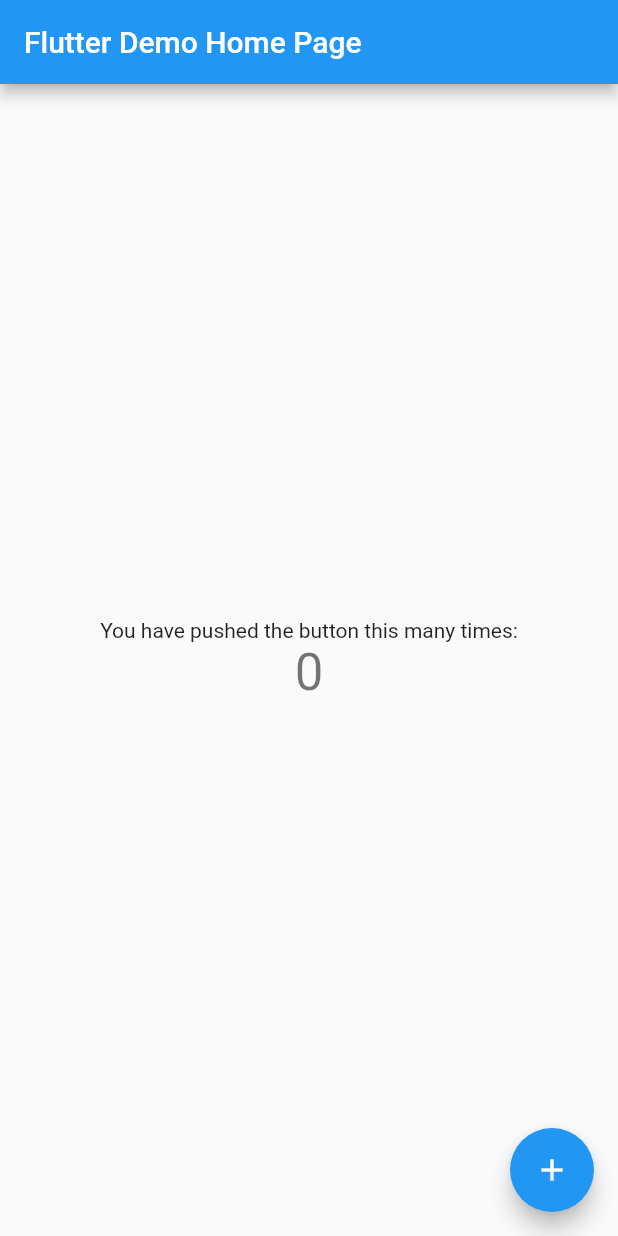
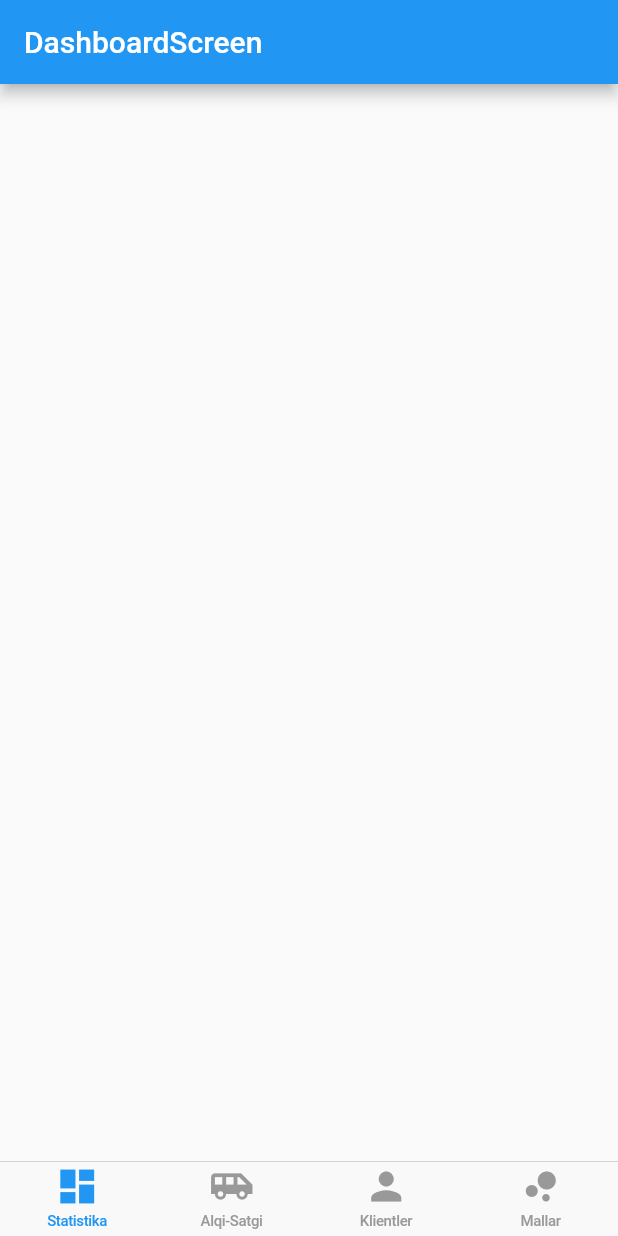
Before and after one commit to SinanBaymammadli/accountant, a Flutter app: the screen it shows after launch, on a phone screen of 412 x 824 dp. Run offline on Flutter 3.47's test engine with Material 2 defaults, Android fonts, the phone set to English and light mode, and no system bars; our stand-ins replace cloud_firestore; accounts and stored records are empty.

Commit message:
added firebase

```diff
--- a/lib/main.dart
+++ b/lib/main.dart
@@ -1,111 +1,81 @@
+import 'package:accountant/screens/tab_view.dart';
+import 'package:cloud_firestore/cloud_firestore.dart';
 import 'package:flutter/material.dart';
 
 void main() => runApp(MyApp());
 
 class MyApp extends StatelessWidget {
-  // This widget is the root of your application.
   @override
   Widget build(BuildContext context) {
     return MaterialApp(
-      title: 'Flutter Demo',
       theme: ThemeData(
-        // This is the theme of your application.
-        //
-        // Try running your application with "flutter run". You'll see the
-        // application has a blue toolbar. Then, without quitting the app, try
-        // changing the primarySwatch below to Colors.green and then invoke
-        // "hot reload" (press "r" in the console where you ran "flutter run",
-        // or simply save your changes to "hot reload" in a Flutter IDE).
-        // Notice that the counter didn't reset back to zero; the application
-        // is not restarted.
         primarySwatch: Colors.blue,
       ),
-      home: MyHomePage(title: 'Flutter Demo Home Page'),
+      home: TabView(),
+      // home: Scaffold(
+      //   appBar: AppBar(
+      //     title: Text('Hello'),
+      //   ),
+      //   body: Center(
+      //     child: StreamBuilder<QuerySnapshot>(
+      //       stream: Firestore.instance.collection('products').snapshots(),
+      //       builder: (context, snapshot) {
+      //         if (!snapshot.hasData) return LinearProgressIndicator();
+
+      //         return _buildList(context, snapshot.data.documents);
+      //       },
+      //     ),
+      //   ),
+      // ),
+    );
+  }
+
+  Widget _buildList(BuildContext context, List<DocumentSnapshot> snapshot) {
+    return ListView(
+      padding: const EdgeInsets.only(top: 20.0),
+      children: snapshot.map((data) => _buildListItem(context, data)).toList(),
+    );
+  }
+
+  Widget _buildListItem(BuildContext context, DocumentSnapshot data) {
+    final record = Record.fromSnapshot(data);
+
+    return Padding(
+      key: ValueKey(record.name),
+      padding: const EdgeInsets.symmetric(horizontal: 16.0, vertical: 8.0),
+      child: Container(
+        decoration: BoxDecoration(
+          border: Border.all(color: Colors.grey),
+          borderRadius: BorderRadius.circular(5.0),
+        ),
+        child: ListTile(
+          title: Text(record.name),
+          // onTap: () => Firestore.instance.runTransaction(
+          //       (transaction) async {
+          //         final freshSnapshot = await transaction.get(record.reference);
+          //         final fresh = Record.fromSnapshot(freshSnapshot);
+
+          //         await transaction
+          //             .update(record.reference, {'votes': fresh.votes + 1});
+          //       },
+          //     ),
+        ),
+      ),
     );
   }
 }
 
-class MyHomePage extends StatefulWidget {
-  MyHomePage({Key key, this.title}) : super(key: key);
+class Record {
+  final String name;
+  final DocumentReference reference;
 
-  // This widget is the home page of your application. It is stateful, meaning
-  // that it has a State object (defined below) that contains fields that affect
-  // how it looks.
+  Record.fromMap(Map<String, dynamic> map, {this.reference})
+      : assert(map['name'] != null),
+        name = map['name'];
 
-  // This class is the configuration for the state. It holds the values (in this
-  // case the title) provided by the parent (in this case the App widget) and
-  // used by the build method of the State. Fields in a Widget subclass are
-  // always marked "final".
-
-  final String title;
+  Record.fromSnapshot(DocumentSnapshot snapshot)
+      : this.fromMap(snapshot.data, reference: snapshot.reference);
 
   @override
-  _MyHomePageState createState() => _MyHomePageState();
+  String toString() => "Record<$name>";
 }
-
-class _MyHomePageState extends State<MyHomePage> {
-  int _counter = 0;
-
-  void _incrementCounter() {
-    setState(() {
-      // This call to setState tells the Flutter framework that something has
-      // changed in this State, which causes it to rerun the build method below
-      // so that the display can reflect the updated values. If we changed
-      // _counter without calling setState(), then the build method would not be
-      // called again, and so nothing would appear to happen.
-      _counter++;
-    });
-  }
-
-  @override
-  Widget build(BuildContext context) {
-    // This method is rerun every time setState is called, for instance as done
-    // by the _incrementCounter method above.
-    //
-    // The Flutter framework has been optimized to make rerunning build methods
-    // fast, so that you can just rebuild anything that needs updating rather
-    // than having to individually change instances of widgets.
-    return Scaffold(
-      appBar: AppBar(
-        // Here we take the value from the MyHomePage object that was created by
-        // the App.build method, and use it to set our appbar title.
-        title: Text(widget.title),
-      ),
-      body: Center(
-        // Center is a layout widget. It takes a single child and positions it
-        // in the middle of the parent.
-        child: Column(
-          // Column is also layout widget. It takes a list of children and
-          // arranges them vertically. By default, it sizes itself to fit its
-          // children horizontally, and tries to be as tall as its parent.
-          //
-          // Invoke "debug painting" (press "p" in the console, choose the
-          // "Toggle Debug Paint" action from the Flutter Inspector in Android
-          // Studio, or the "Toggle Debug Paint" command in Visual Studio Code)
-          // to see the wireframe for each widget.
-          //
-          // Column has various properties to control how it sizes itself and
-          // how it positions its children. Here we use mainAxisAlignment to
-          // center the children vertically; the main axis here is the vertical
-          // axis because Columns are vertical (the cross axis would be
-          // horizontal).
-          mainAxisAlignment: MainAxisAlignment.center,
-          children: <Widget>[
-            Text(
-              'You have pushed the button this many times:',
-            ),
-            Text(
-              '$_counter',
-              style: Theme.of(context).textTheme.display1,
-            ),
-          ],
-        ),
-      ),
-      floatingActionButton: FloatingActionButton(
-        onPressed: _incrementCounter,
-        tooltip: 'Increment',
-        child: Icon(Icons.add),
-      ), // This trailing comma makes auto-formatting nicer for build methods.
-    );
-  }
-}
--- /dev/null
+++ b/lib/screens/dashboard/dashboard.dart
@@ -0,0 +1,18 @@
+import 'package:flutter/material.dart';
+
+class DashboardScreen extends StatefulWidget {
+  @override
+  _DashboardScreenState createState() => _DashboardScreenState();
+}
+
+class _DashboardScreenState extends State<DashboardScreen> {
+  @override
+  Widget build(BuildContext context) {
+    return Scaffold(
+      appBar: AppBar(
+        title: Text('DashboardScreen'),
+      ),
+      body: Container(),
+    );
+  }
+}
--- /dev/null
+++ b/lib/screens/tab_view.dart
@@ -0,0 +1,57 @@
+import 'package:accountant/screens/client/client_list.dart';
+import 'package:accountant/screens/dashboard/dashboard.dart';
+import 'package:accountant/screens/order/order_list.dart';
+import 'package:accountant/screens/product/product_list.dart';
+import 'package:flutter/cupertino.dart';
+import 'package:flutter/material.dart';
+
+class TabView extends StatefulWidget {
+  @override
+  _TabViewState createState() => _TabViewState();
+}
+
+class _TabViewState extends State<TabView> {
+  @override
+  Widget build(BuildContext context) {
+    return CupertinoTabScaffold(
+      tabBar: CupertinoTabBar(
+        items: <BottomNavigationBarItem>[
+          BottomNavigationBarItem(
+            icon: Icon(Icons.dashboard),
+            title: Text("Statistika"),
+          ),
+          BottomNavigationBarItem(
+            icon: Icon(Icons.airport_shuttle),
+            title: Text("Alqi-Satgi"),
+          ),
+          BottomNavigationBarItem(
+            icon: Icon(Icons.person),
+            title: Text("Klientler"),
+          ),
+          BottomNavigationBarItem(
+            icon: Icon(Icons.bubble_chart),
+            title: Text("Mallar"),
+          ),
+        ],
+      ),
+      tabBuilder: (BuildContext context, int index) {
+        switch (index) {
+          case 0:
+            return DashboardScreen();
+            break;
+          case 1:
+            return OrderListScreen();
+            break;
+          case 2:
+            return ClientListScreen();
+            break;
+          case 3:
+            return ProductListScreen();
+            break;
+          default:
+            return OrderListScreen();
+        }
+      },
+    );
+  }
+}
```
Also changed, not shown: lib/models/product.dart (added, +14 -0 lines), lib/screens/client/client_list.dart (added, +18 -0 lines), lib/screens/order/order_list.dart (added, +18 -0 lines), lib/screens/product/product_list.dart (added, +18 -0 lines), pubspec.yaml (+2 -53 lines), lib/models/client.dart (added), lib/models/order.dart (added), lib/models/payment.dart (added), pubspec.lock, 12 other files.
